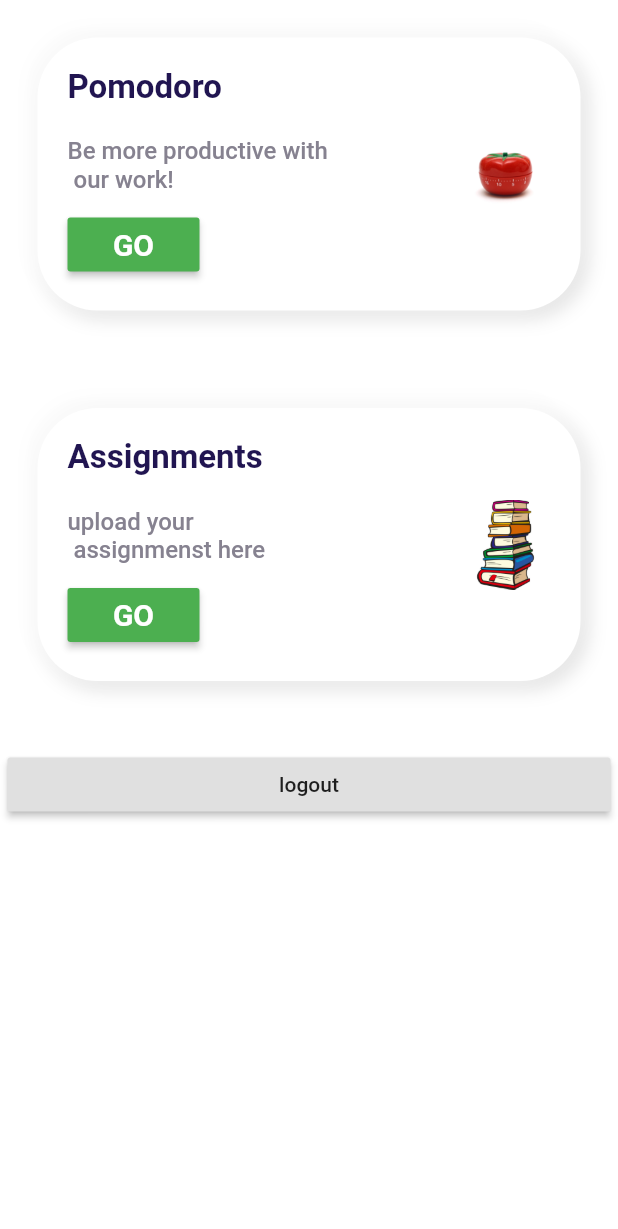
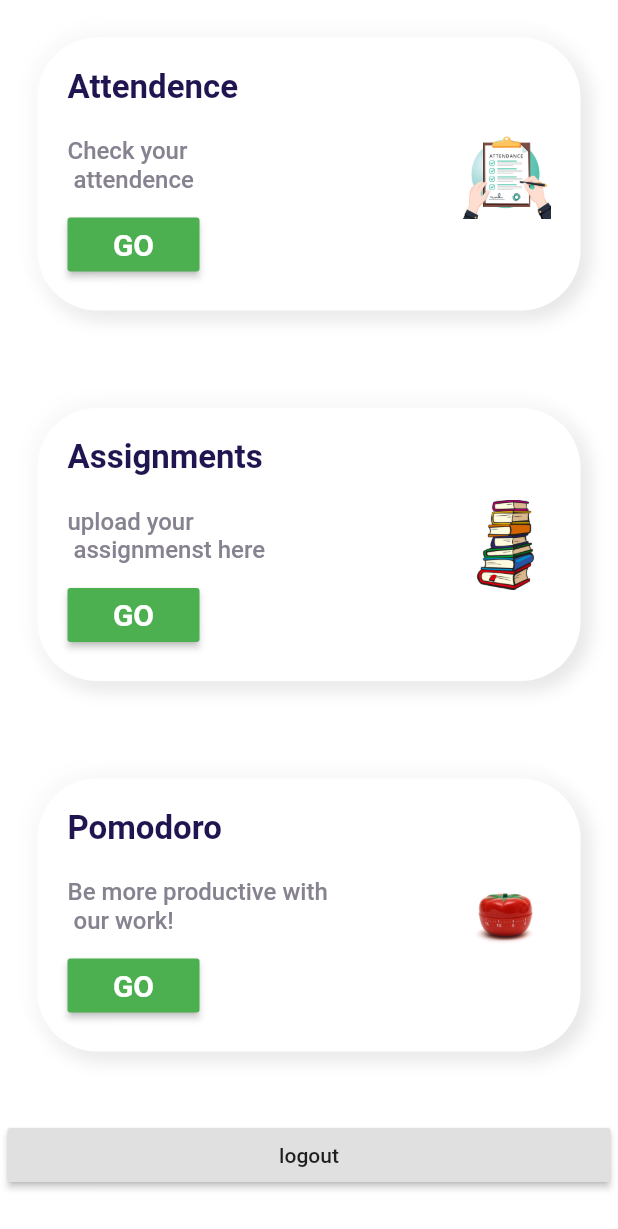
Before and after one commit to hrishi-19/CSE-MITRA, a Flutter app: the screen it shows after launch, on a phone screen of 412 x 824 dp. Shown: the top 1229 px of the screen. Run offline on Flutter 3.47's test engine with Material 2 defaults, Android fonts, the phone set to English and light mode, and no system bars; our stand-ins replace firebase_auth, firebase_core, flutter_spinkit, font_awesome_flutter, google_fonts, google_sign_in; missing offline and left inert: uc_pdfview; accounts and stored records are empty.

Commit message:
adding attendence screen

```diff
--- a/lib/main.dart
+++ b/lib/main.dart
@@ -4,11 +4,10 @@ import 'package:font_awesome_flutter/font_awesome_flutter.dart';
 import 'package:mitra/screens/Home.dart';
 import 'package:mitra/screens/Loading.dart';
 import 'package:mitra/screens/Show.dart';
+import 'package:mitra/screens/attendence.dart';
 import 'package:mitra/screens/notes.dart';
 import 'package:mitra/screens/pomodoro.dart';
 import 'package:mitra/screens/signin.dart';
-import 'package:mitra/screens/taskpage.dart';
-import 'package:mitra/screens/tasks.dart';
 import 'package:provider/provider.dart';
 
 void main()async {
@@ -36,6 +35,7 @@ class MyApp extends StatelessWidget {
         '/home':(context)=>Home(),
         '/notes': (context) => Notes(),
         '/pomodoro': (context) => Pomodoro(),
+        '/attendence':(context)=>Attendence()
       },
 
     );
--- a/lib/screens/Home.dart
+++ b/lib/screens/Home.dart
@@ -24,8 +24,9 @@ class _HomeState extends State<Home> {
               children: [
                 Expanded(child: ListView(
                   children: [
+                    HomeWidget(heading:'Attendence', description: 'Check your\n attendence',route: '/attendence',img_path: 'assets/images/attd.jpg'),
+                    HomeWidget(heading: 'Assignments', description: 'upload your \n assignmenst here',route: '/notes',img_path: 'assets/images/book.png'),
                     HomeWidget(heading:'Pomodoro', description: 'Be more productive with\n our work!',route: '/pomodoro',img_path: 'assets/images/pomodoro-timer.jpg'),
-                    HomeWidget(heading: 'Assignments', description: 'upload your \n assignmenst here',route: '/notes',img_path: 'assets/images/book.png'),
                     RaisedButton(
                       child: Text("logout"),
                       onPressed: (){authClass.signout(context);
--- /dev/null
+++ b/lib/screens/attendence.dart
@@ -0,0 +1,15 @@
+import 'package:flutter/cupertino.dart';
+
+class Attendence extends StatefulWidget {
+  const Attendence({Key? key}) : super(key: key);
+
+  @override
+  _AttendenceState createState() => _AttendenceState();
+}
+
+class _AttendenceState extends State<Attendence> {
+  @override
+  Widget build(BuildContext context) {
+    return Container();
+  }
+}
```
Also changed, not shown: assets/images/attd.jpg (added).
